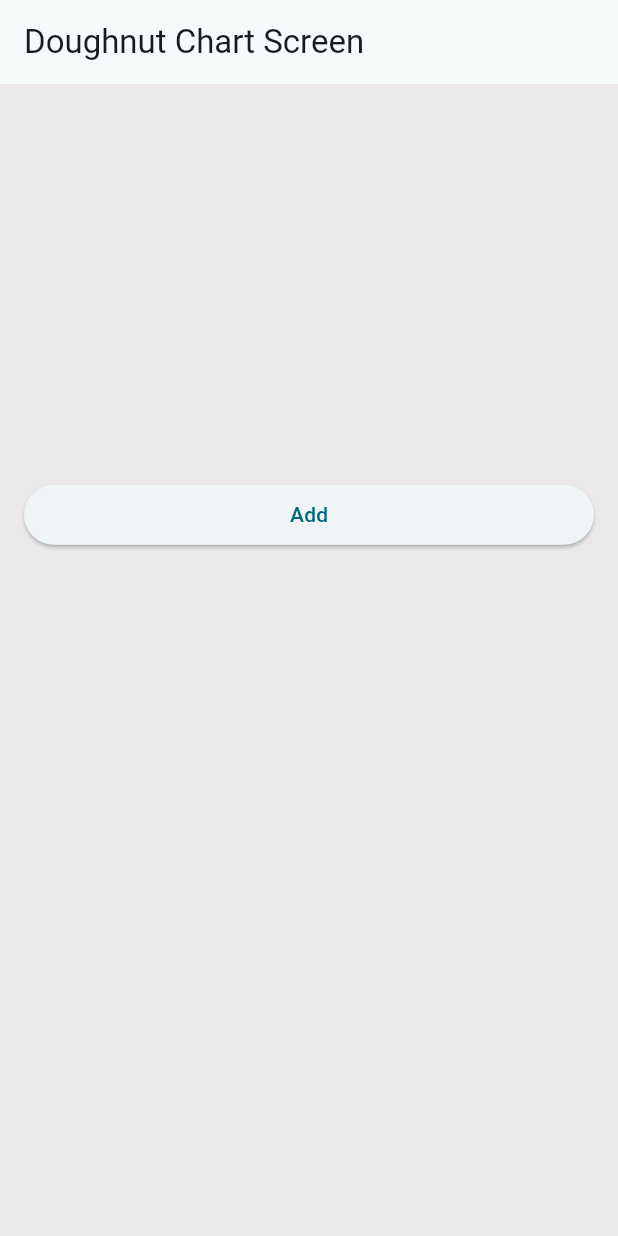
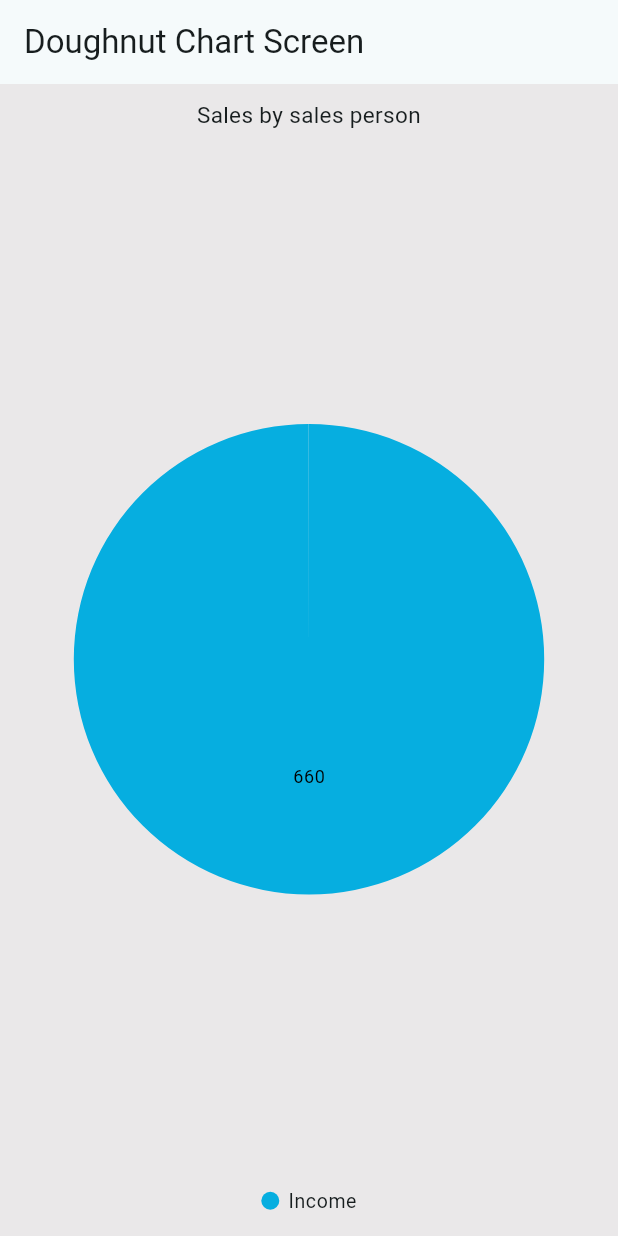
Before and after one commit to WaqasAhmed123/expense-tracker-app, a Flutter app: the screen it shows after launch, on a phone screen of 412 x 824 dp. Run offline on Flutter 3.47's test engine with Material 3 defaults, Android fonts, the light colour scheme and no system bars; drawn by our look-alikes of fl_chart; our stand-ins replace cloud_firestore, firebase_core, flutter_bloc, syncfusion_flutter_charts; missing offline and left inert: dart:ffi, onscreen_num_keyboard; accounts and stored records are empty.

Commit message:
chart added

```diff
--- a/lib/screens/home_screen.dart
+++ b/lib/screens/home_screen.dart
@@ -1,67 +1,84 @@
 import 'dart:math' as Math;
-
+import 'package:syncfusion_flutter_charts/charts.dart';
+import 'package:syncfusion_flutter_charts/sparkcharts.dart';
 import 'package:cloud_firestore/cloud_firestore.dart';
 import 'package:fl_chart/fl_chart.dart';
 import 'package:flutter/material.dart';
 
 class HomeScreen extends StatelessWidget {
   const HomeScreen({super.key});
-
   @override
   Widget build(BuildContext context) {
+    List<_PieData> pieData =
+    [_PieData("Income", 660)];
+    [_PieData("Expense", 660)];
     return Scaffold(
-      appBar: AppBar(
-        title: const Text('Doughnut Chart Screen'),
-      ),
-      body: Column(
-        crossAxisAlignment: CrossAxisAlignment.stretch,
-        children: [
-          // Doughnut Chart
-          SizedBox(
-            height: MediaQuery.of(context).size.height * 0.3,
-            child: FutureBuilder(
-              future: fetchDataFromFirebase(), // Your function to fetch data
-              builder: (context, snapshot) {
-                if (snapshot.connectionState == ConnectionState.waiting) {
-                  return const CircularProgressIndicator();
-                } else if (snapshot.hasError) {
-                  return Text('Error: ${snapshot.error}');
-                } else {
-                  List<double> data = snapshot.data as List<double>;
-                  return Padding(
-                    padding: const EdgeInsets.all(16.0),
-                    child: PieChart(
-                      PieChartData(
-                        sections: List.generate(
-                          data.length,
-                          (index) => PieChartSectionData(
-                            color: getRandomColor(),
-                            value: data[index],
-                            title: '${data[index].toStringAsFixed(1)}%',
-                            radius: 60,
-                          ),
-                        ),
-                      ),
-                    ),
-                  );
-                }
-              },
-            ),
-          ),
+        appBar: AppBar(
+          title: const Text('Doughnut Chart Screen'),
+        ),
+        body: SfCircularChart(
+            title: const ChartTitle(text: 'Sales by sales person'),
+            legend: const Legend(isVisible: true),
+            series: <PieSeries<_PieData, String>>[
+              PieSeries<_PieData, String>(
+                  explode: true,
+                  explodeIndex: 0,
+                  dataSource: pieData,
+                  xValueMapper: (_PieData data, _) => data.xData,
+                  yValueMapper: (_PieData data, _) => data.yData,
+                  dataLabelMapper: (_PieData data, _) => data.text,
+                  dataLabelSettings: const DataLabelSettings(isVisible: true)),
+            ])
 
-          // Add Button
-          Padding(
-            padding: const EdgeInsets.all(16.0),
-            child: ElevatedButton(
-              onPressed: () {
-                // Add button functionality here
-              },
-              child: const Text('Add'),
-            ),
-          ),
-        ],
-      ),
-    );
+        // Column(
+        //   crossAxisAlignment: CrossAxisAlignment.stretch,
+        //   children: [
+        //     // Doughnut Chart
+        //     SizedBox(
+        //       height: MediaQuery.of(context).size.height * 0.3,
+        //       child: FutureBuilder(
+        //         future: fetchDataFromFirebase(), // Your function to fetch data
+        //         builder: (context, snapshot) {
+        //           if (snapshot.connectionState == ConnectionState.waiting) {
+        //             return const CircularProgressIndicator();
+        //           } else if (snapshot.hasError) {
+        //             return Text('Error: ${snapshot.error}');
+        //           } else {
+        //             List<double> data = snapshot.data as List<double>;
+        //             return Padding(
+        //               padding: const EdgeInsets.all(16.0),
+        //               child: PieChart(
+        //                 PieChartData(
+        //                   sections: List.generate(
+        //                     data.length,
+        //                     (index) => PieChartSectionData(
+        //                       color: getRandomColor(),
+        //                       value: data[index],
+        //                       title: '${data[index].toStringAsFixed(1)}%',
+        //                       radius: 60,
+        //                     ),
+        //                   ),
+        //                 ),
+        //               ),
+        //             );
+        //           }
+        //         },
+        //       ),
+        //     ),
+
+        //     // Add Button
+        //     Padding(
+        //       padding: const EdgeInsets.all(16.0),
+        //       child: ElevatedButton(
+        //         onPressed: () {
+        //           // Add button functionality here
+        //         },
+        //         child: const Text('Add'),
+        //       ),
+        //     ),
+        //   ],
+        // ),
+        );
   }
 
   Future<List<double>> fetchDataFromFirebase() async {
@@ -77,10 +94,11 @@ class HomeScreen extends StatelessWidget {
 
     return data;
   }
+}
 
-  Color getRandomColor() {
-    // Replace this with your logic to generate random colors
-    return Color((Math.Random().nextDouble() * 0xFFFFFF).toInt() << 0)
-        .withOpacity(1.0);
-  }
+class _PieData {
+  _PieData(this.xData, this.yData, [this.text]);
+  final String xData;
+  final num yData;
+  String? text;
 }
--- a/lib/services/firebase_service.dart
+++ b/lib/services/firebase_service.dart
@@ -1,11 +1,9 @@
-// import 'package:cloud_firestore/cloud_firestore.dart';
-import 'package:firebase_database/firebase_database.dart';
+import 'package:cloud_firestore/cloud_firestore.dart';
 import '../models/entries_model.dart';
 
 class FirebaseService {
   static final CollectionReference entriesCollection =
       FirebaseFirestore.instance.collection('Entries');
-      FirebaseDatabase database = FirebaseDatabase.instance;
 
   static addEntry(EntryModel entry) async {
     try {
--- a/pubspec.yaml
+++ b/pubspec.yaml
@@ -41,7 +41,7 @@ dependencies:
   firebase_core: ^2.24.2
   cloud_firestore: ^4.14.0
   fl_chart: ^0.65.0
-  firebase_database: ^10.4.0
+  syncfusion_flutter_charts: ^24.1.47+2
 
 dev_dependencies:
   flutter_test:
```
Also changed, not shown: pubspec.lock, 1 other file.
